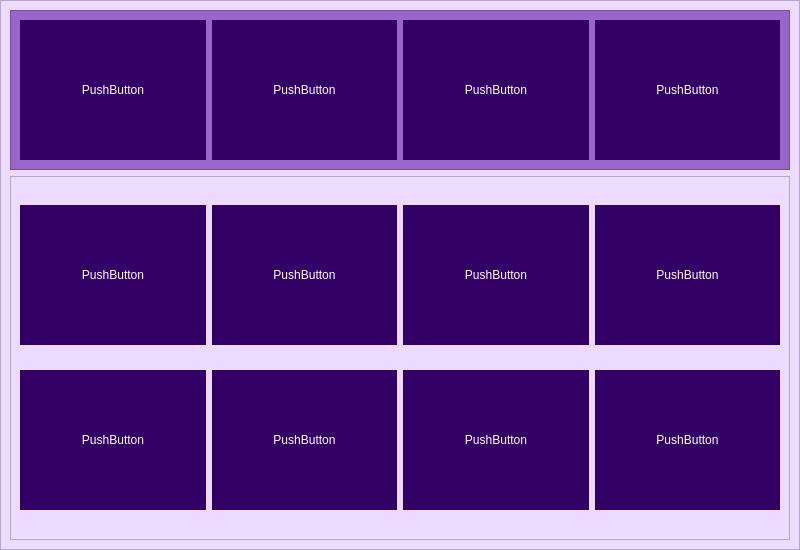
This is content/books/pagebooks.ui in Sovhan/8INF957_ProjetSAVR as Qt 5 draws it before an edit. The edited form follows.
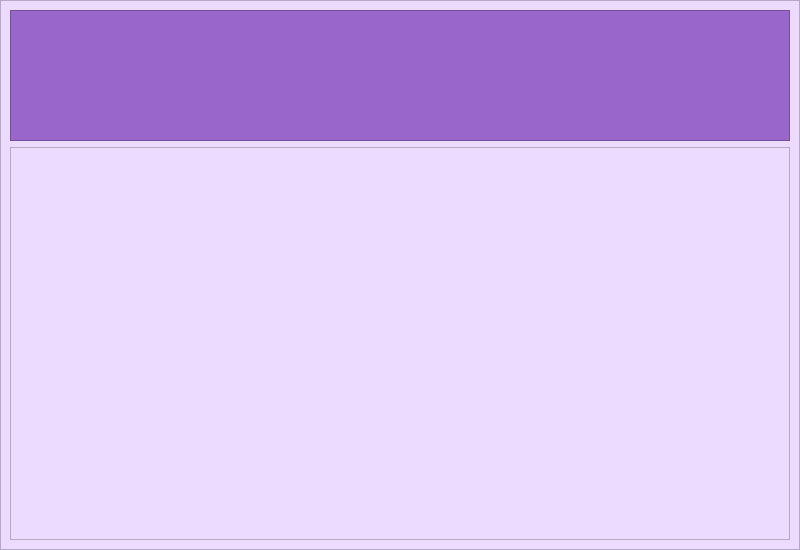
This is the edited form.

```diff
--- a/content/books/pagebooks.ui
+++ b/content/books/pagebooks.ui
@@ -69,84 +69,7 @@
       <property name="frameShadow">
        <enum>QFrame::Raised</enum>
       </property>
-      <layout class="QGridLayout" name="gridLayoutNews">
-       <item row="0" column="0">
-        <widget class="QPushButton" name="pushButton">
-         <property name="minimumSize">
-          <size>
-           <width>140</width>
-           <height>140</height>
-          </size>
-         </property>
-         <property name="styleSheet">
-          <string notr="true">background-color: #330066; border : none;</string>
-         </property>
-         <property name="text">
-          <string>PushButton</string>
-         </property>
-         <property name="flat">
-          <bool>false</bool>
-         </property>
-        </widget>
-       </item>
-       <item row="0" column="1">
-        <widget class="QPushButton" name="pushButton_2">
-         <property name="minimumSize">
-          <size>
-           <width>140</width>
-           <height>140</height>
-          </size>
-         </property>
-         <property name="styleSheet">
-          <string notr="true">background-color: #330066; border : none;</string>
-         </property>
-         <property name="text">
-          <string>PushButton</string>
-         </property>
-         <property name="flat">
-          <bool>false</bool>
-         </property>
-        </widget>
-       </item>
-       <item row="0" column="2">
-        <widget class="QPushButton" name="pushButton_3">
-         <property name="minimumSize">
-          <size>
-           <width>140</width>
-           <height>140</height>
-          </size>
-         </property>
-         <property name="styleSheet">
-          <string notr="true">background-color: #330066; border : none;</string>
-         </property>
-         <property name="text">
-          <string>PushButton</string>
-         </property>
-         <property name="flat">
-          <bool>false</bool>
-         </property>
-        </widget>
-       </item>
-       <item row="0" column="3">
-        <widget class="QPushButton" name="pushButton_4">
-         <property name="minimumSize">
-          <size>
-           <width>140</width>
-           <height>140</height>
-          </size>
-         </property>
-         <property name="styleSheet">
-          <string notr="true">background-color: #330066; border : none;</string>
-         </property>
-         <property name="text">
-          <string>PushButton</string>
-         </property>
-         <property name="flat">
-          <bool>false</bool>
-         </property>
-        </widget>
-       </item>
-      </layout>
+      <layout class="QGridLayout" name="gridLayoutNews"/>
      </widget>
     </item>
     <item>
@@ -157,160 +80,7 @@
       <property name="frameShadow">
        <enum>QFrame::Raised</enum>
       </property>
-      <layout class="QGridLayout" name="gridLayoutOthers">
-       <item row="0" column="2">
-        <widget class="QPushButton" name="pushButton_7">
-         <property name="minimumSize">
-          <size>
-           <width>140</width>
-           <height>140</height>
-          </size>
-         </property>
-         <property name="styleSheet">
-          <string notr="true">background-color: #330066; border : none;</string>
-         </property>
-         <property name="text">
-          <string>PushButton</string>
-         </property>
-         <property name="flat">
-          <bool>false</bool>
-         </property>
-        </widget>
-       </item>
-       <item row="0" column="3">
-        <widget class="QPushButton" name="pushButton_8">
-         <property name="minimumSize">
-          <size>
-           <width>140</width>
-           <height>140</height>
-          </size>
-         </property>
-         <property name="styleSheet">
-          <string notr="true">background-color: #330066; border : none;</string>
-         </property>
-         <property name="text">
-          <string>PushButton</string>
-         </property>
-         <property name="flat">
-          <bool>false</bool>
-         </property>
-        </widget>
-       </item>
-       <item row="0" column="1">
-        <widget class="QPushButton" name="pushButton_6">
-         <property name="minimumSize">
-          <size>
-           <width>140</width>
-           <height>140</height>
-          </size>
-         </property>
-         <property name="styleSheet">
-          <string notr="true">background-color: #330066; border : none;</string>
-         </property>
-         <property name="text">
-          <string>PushButton</string>
-         </property>
-         <property name="flat">
-          <bool>false</bool>
-         </property>
-        </widget>
-       </item>
-       <item row="0" column="0">
-        <widget class="QPushButton" name="pushButton_5">
-         <property name="minimumSize">
-          <size>
-           <width>140</width>
-           <height>140</height>
-          </size>
-         </property>
-         <property name="styleSheet">
-          <string notr="true">background-color: #330066; border : none;</string>
-         </property>
-         <property name="text">
-          <string>PushButton</string>
-         </property>
-         <property name="flat">
-          <bool>false</bool>
-         </property>
-        </widget>
-       </item>
-       <item row="1" column="1">
-        <widget class="QPushButton" name="pushButton_9">
-         <property name="minimumSize">
-          <size>
-           <width>140</width>
-           <height>140</height>
-          </size>
-         </property>
-         <property name="styleSheet">
-          <string notr="true">background-color: #330066; border : none;</string>
-         </property>
-         <property name="text">
-          <string>PushButton</string>
-         </property>
-         <property name="flat">
-          <bool>false</bool>
-         </property>
-        </widget>
-       </item>
-       <item row="1" column="0">
-        <widget class="QPushButton" name="pushButton_10">
-         <property name="minimumSize">
-          <size>
-           <width>140</width>
-           <height>140</height>
-          </size>
-         </property>
-         <property name="styleSheet">
-          <string notr="true">background-color: #330066; border : none;</string>
-         </property>
-         <property name="text">
-          <string>PushButton</string>
-         </property>
-         <property name="flat">
-          <bool>false</bool>
-         </property>
-        </widget>
-       </item>
-       <item row="1" column="2">
-        <widget class="QPushButton" name="pushButton_11">
-         <property name="minimumSize">
-          <size>
-           <width>140</width>
-           <height>140</height>
-          </size>
-         </property>
-         <property name="styleSheet">
-          <string notr="true">background-color: #330066; border : none;</string>
-         </property>
-         <property name="text">
-          <string>PushButton</string>
-         </property>
-         <property name="flat">
-          <bool>false</bool>
-         </property>
-        </widget>
-       </item>
-       <item row="1" column="3">
-        <widget class="QPushButton" name="pushButton_12">
-         <property name="minimumSize">
-          <size>
-           <width>140</width>
-           <height>140</height>
-          </size>
-         </property>
-         <property name="styleSheet">
-          <string notr="true">background-color: #330066; border : none;</string>
-         </property>
-         <property name="text">
-          <string>PushButton</string>
-         </property>
-         <property name="flat">
-          <bool>false</bool>
-         </property>
-        </widget>
-       </item>
-      </layout>
+      <layout class="QGridLayout" name="gridLayoutOthers"/>
      </widget>
     </item>
    </layout>
```
